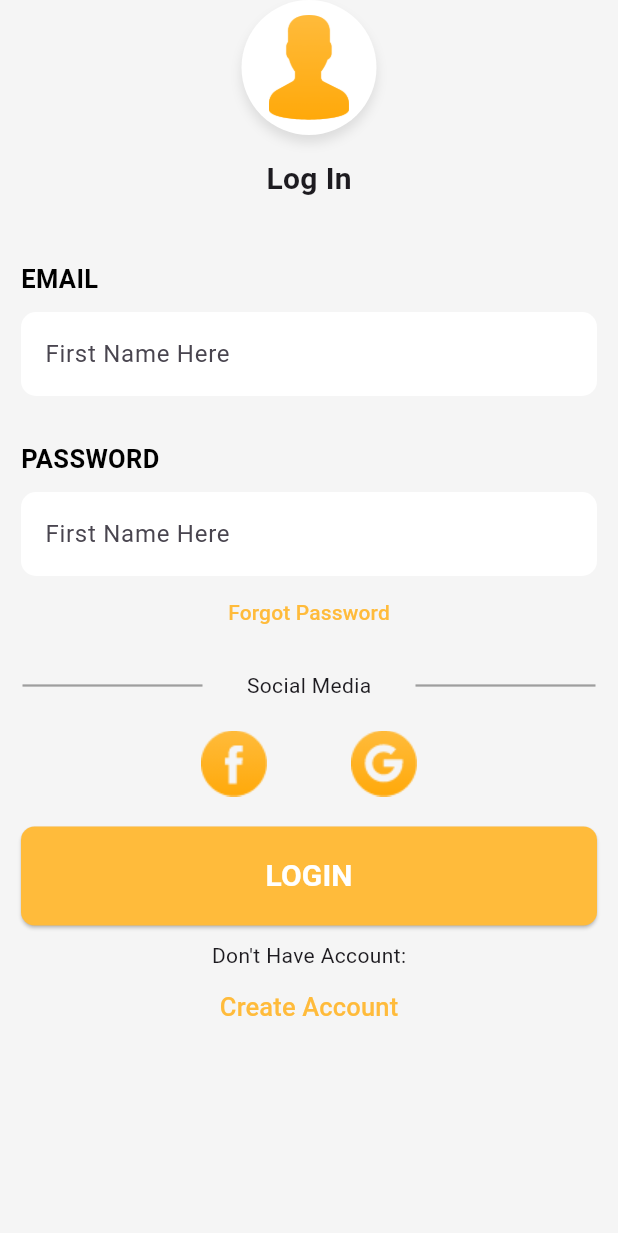
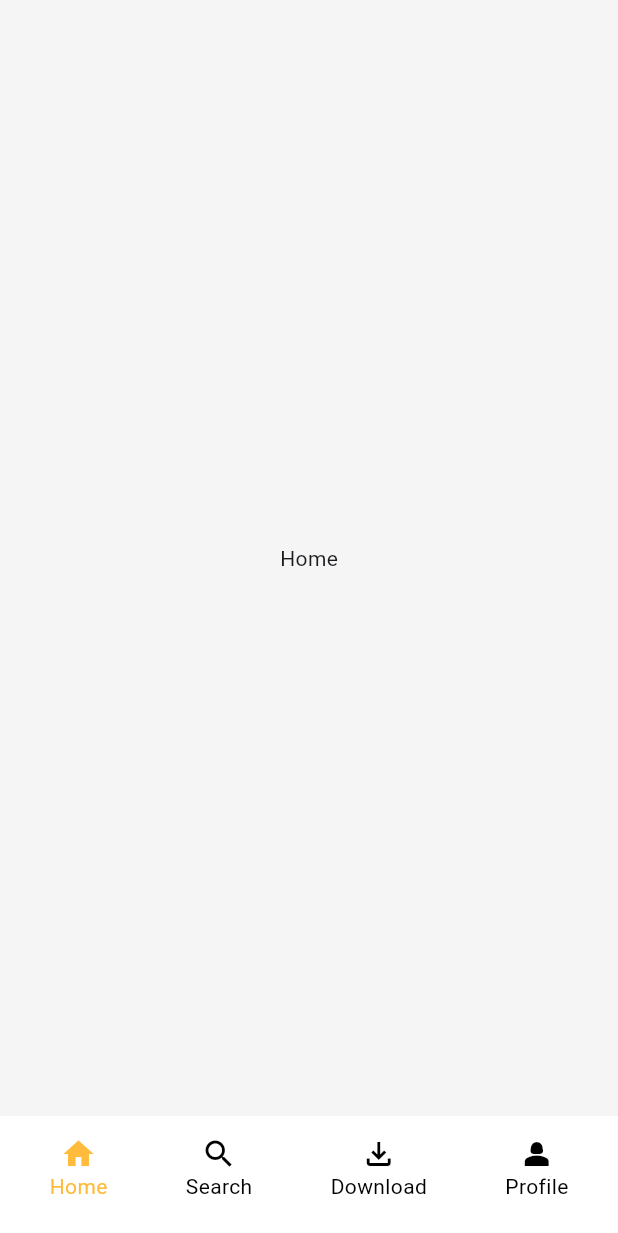
Before and after one commit to Mohammed-ElSherif/Movie-App, a Flutter app: the screen it shows after launch, after a tap on "LOGIN", on a phone screen of 412 x 824 dp. Shown: the top 1233 px of the screen. Run offline on Flutter 3.47's test engine with Material 3 defaults, Android fonts, the phone set to English and light mode, and no system bars.

Commit message:
Create BottomNavigationBar (done)

```diff
--- a/lib/features/auth/screens/login_screen.dart
+++ b/lib/features/auth/screens/login_screen.dart
@@ -2,6 +2,7 @@ import 'package:flutter/material.dart';
 import 'package:movieapp/core/color.dart';
 import 'package:movieapp/features/auth/screens/forgot_password_screen.dart';
 import 'package:movieapp/features/auth/screens/signup_secreen.dart';
+import 'package:movieapp/features/home/screen/home_screen.dart';
 
 import 'widgets/custom_button.dart';
 import 'widgets/custom_input_user.dart';
@@ -33,12 +34,14 @@ class LoginScreen extends StatelessWidget {
                       child: Column(
                     children: [
                       const CustomInputUser(
+                        hintTexts: "Email Here",
                         inputName: "EMAIL",
                       ),
                       const SizedBox(
                         height: 30,
                       ),
                       const CustomInputUser(
+                        hintTexts: "Password Here",
                         inputName: "PASSWORD",
                       ),
                     ],
@@ -63,7 +66,9 @@ class LoginScreen extends StatelessWidget {
                     height: 20,
                   ),
                   const CustomButton(
+                    navRoute: HomeScreen(),
                     inputName: "LOGIN",
+
                   ),
                   const SizedBox(
                     height: 10,
--- a/lib/features/auth/screens/widgets/custom_button.dart
+++ b/lib/features/auth/screens/widgets/custom_button.dart
@@ -2,19 +2,22 @@ import 'package:flutter/material.dart';
 import 'package:movieapp/core/color.dart';
 
 class CustomButton extends StatelessWidget {
-  const CustomButton({super.key, required this.inputName});
+  const CustomButton({super.key, required this.inputName, required this.navRoute});
   final String inputName;
+   final Widget navRoute;
   @override
   Widget build(BuildContext context) {
     return Container(
-      height: 66,
+      height: 55,
       width: 384,
       child: ElevatedButton(
         style: ElevatedButton.styleFrom(
           backgroundColor: MColor.mainColor,
           shape: RoundedRectangleBorder(borderRadius: BorderRadius.circular(9)),
         ),
-        onPressed: () {},
+        onPressed: () {
+          Navigator.of(context).push(MaterialPageRoute(builder: (context) => navRoute,));
+        },
         child: Text(
           inputName,
           style: const TextStyle(
--- a/lib/features/auth/screens/widgets/custom_input_user.dart
+++ b/lib/features/auth/screens/widgets/custom_input_user.dart
@@ -4,12 +4,14 @@ class CustomInputUser extends StatelessWidget {
   const CustomInputUser({
     super.key,
     required this.inputName,
+    required this.hintTexts,
   });
+  final String hintTexts;
   final String inputName;
   @override
   Widget build(BuildContext context) {
     return SizedBox(
-      height: 90,
+      height: 85,
       width: double.infinity,
       child: Column(
         mainAxisAlignment: MainAxisAlignment.spaceBetween,
@@ -19,13 +21,17 @@ class CustomInputUser extends StatelessWidget {
             inputName,
             style: const TextStyle(
               color: Colors.black,
-              fontSize: 17,
+              fontSize: 14,
               fontWeight: FontWeight.bold,
             ),
           ),
           TextFormField(
             decoration: InputDecoration(
-              hintText: "First Name Here",
+              contentPadding: EdgeInsets.symmetric(
+                vertical: 14,
+                horizontal: 20
+              ),
+              hintText: hintTexts,
               fillColor: Colors.white,
               filled: true,
               border: OutlineInputBorder(
--- a/lib/features/auth/screens/widgets/custom_user_auth.dart
+++ b/lib/features/auth/screens/widgets/custom_user_auth.dart
@@ -28,11 +28,11 @@ class CustomUserAuth extends StatelessWidget {
               )),
         ),
         const SizedBox(
-          height: 15,
+          height: 5,
         ),
          Text(
           textName,
-          style: TextStyle(fontSize: 20, fontWeight: FontWeight.bold),
+          style: const TextStyle(fontSize: 20, fontWeight: FontWeight.bold),
         ),
       ],
     );
--- /dev/null
+++ b/lib/features/home/screen/home_screen.dart
@@ -0,0 +1,127 @@
+import 'package:flutter/material.dart';
+import 'package:movieapp/core/color.dart';
+import 'package:movieapp/features/home/screen/logic/homeScreen_provider.dart';
+import 'package:provider/provider.dart';
+
+import 'widgets/custom-itme_bottoms.dart';
+
+class HomeScreen extends StatefulWidget {
+  const HomeScreen({super.key});
+
+  @override
+  State<HomeScreen> createState() => _HomeScreenState();
+}
+
+class _HomeScreenState extends State<HomeScreen> {
+  List<Widget> pages = [
+    Text("Home"),
+    Text("searcg"),
+    Text("Download"),
+    Text("Profile"),
+  ];
+
+  @override
+  Widget build(BuildContext context) {
+    int itemConunt = 0;
+    return Consumer<HomescreenProvider>(
+      builder: (context, homescreenProvider, child) {
+        return Scaffold(
+          body: Center(
+            child: pages[homescreenProvider.pageIndex],
+          ),
+          bottomNavigationBar: Container(
+            height: 80,
+            width: double.infinity,
+            padding: const EdgeInsets.all(13),
+            decoration: const BoxDecoration(
+              color: Colors.white,
+            ),
+            child: Padding(
+              padding: const EdgeInsets.symmetric(horizontal: 20),
+              child: Row(
+                mainAxisAlignment: MainAxisAlignment.spaceBetween,
+                children: [
+                  CustomItemBottoms(
+                    iconIrtem: Icon(
+                      Icons.home,
+                      color: homescreenProvider.pageIndex == 0
+                          ? MColor.mainColor
+                          : Colors.black,
+                    ),
+                    textItem: Text(
+                      "Home",
+                    style: TextStyle(
+                          color: homescreenProvider.pageIndex == 0
+                              ? MColor.mainColor
+                              : Colors.black,
+                        ),),
+                    onTap: () {
+                      homescreenProvider.pageIndex = 0;
+                    },
+                  ),
+                  CustomItemBottoms(
+                      iconIrtem: Icon(
+                        Icons.search,
+                        color: homescreenProvider.pageIndex == 1
+                            ? MColor.mainColor
+                            : Colors.black,
+                      ),
+                      textItem: Text(
+                        "Search",
+                        style: TextStyle(
+                          color: homescreenProvider.pageIndex == 1
+                              ? MColor.mainColor
+                              : Colors.black,
+                        ),
+                      ),
+                      onTap: () {
+                        homescreenProvider.pageIndex = 1;
+                      }),
+                  CustomItemBottoms(
+                      iconIrtem: Icon(
+                        Icons.file_download_outlined,
+                        color: homescreenProvider.pageIndex == 2
+                            ? MColor.mainColor
+                            : Colors.black,
+                      ),
+                      textItem: Text(
+                        "Download",
+                        style: TextStyle(
+                          color: homescreenProvider.pageIndex == 2
+                              ? MColor.mainColor
+                              : Colors.black,
+                        ),
+                      ),
+                      onTap: () {
+
+                        homescreenProvider.pageIndex = 2;
+                      }),
+                  //
+                  CustomItemBottoms(
+                      iconIrtem: Icon(
+
+                        Icons.person_2_sharp,
+                        color: homescreenProvider.pageIndex == 3
+                            ? MColor.mainColor
+                            : Colors.black,
+                      ),
+                      textItem: Text(
+                        "Profile",
+                        style: TextStyle(
+                          color: homescreenProvider.pageIndex == 3
+                              ? MColor.mainColor
+                              : Colors.black,
+                        ),
+                      ),
+                      onTap: () {
+                        homescreenProvider.pageIndex = 3;
+                      }),
+                ],
+              ),
+            ),
+          ),
+        );
+      },
+    );
+  }
+}
--- /dev/null
+++ b/lib/features/home/screen/logic/homeScreen_provider.dart
@@ -0,0 +1,11 @@
+import 'package:flutter/material.dart';
+
+class HomescreenProvider extends ChangeNotifier {
+  int _pageIndex = 0;
+  int get pageIndex => _pageIndex;
+  set pageIndex(int newIndex) {
+    _pageIndex = newIndex;
+    notifyListeners();
+  }
+
+}
--- /dev/null
+++ b/lib/features/home/screen/widgets/custom-itme_bottoms.dart
@@ -0,0 +1,26 @@
+
+import 'package:flutter/material.dart';
+import 'package:movieapp/core/color.dart';
+import 'package:movieapp/features/home/screen/logic/homeScreen_provider.dart';
+import 'package:provider/provider.dart';
+
+class CustomItemBottoms extends StatelessWidget {
+  const CustomItemBottoms({super.key, required this.iconIrtem, required this.textItem, this.onTap});
+ final Widget iconIrtem ;
+ final Widget textItem;
+ final void Function()? onTap ;
+  @override
+  Widget build(BuildContext context) {
+
+      return GestureDetector(
+      onTap: onTap,
+      child: Column(
+        children: [
+          iconIrtem,
+          textItem ,
+        ],
+      ),
+    );
+
+  }
+}
--- a/lib/main.dart
+++ b/lib/main.dart
@@ -1,9 +1,11 @@
 import 'package:flutter/material.dart';
 import 'package:movieapp/core/themes.dart';
+import 'package:movieapp/features/home/screen/logic/homeScreen_provider.dart';
+import 'package:provider/provider.dart';
 import 'package:movieapp/features/auth/screens/login_screen.dart';
 
 void main() {
-  runApp(const MyApp());
+  runApp( const MyApp());
 }
 
 class MyApp extends StatelessWidget {
@@ -11,11 +13,15 @@ class MyApp extends StatelessWidget {
 
   @override
   Widget build(BuildContext context) {
-    return MaterialApp(
+    return MultiProvider(providers: [
+       ChangeNotifierProvider(create: (context) => HomescreenProvider(),)
+    ],builder: (context, child) {
+       return MaterialApp(
       debugShowCheckedModeBanner: false,
        theme: MThemes.lightTheme,
        darkTheme: MThemes.darkTheme,
        home:  const LoginScreen(),
     );
+    },);
   }
 }
--- a/pubspec.yaml
+++ b/pubspec.yaml
@@ -35,6 +35,8 @@ dependencies:
   # The following adds the Cupertino Icons font to your application.
   # Use with the CupertinoIcons class for iOS style icons.
   cupertino_icons: ^1.0.6
+  provider: ^6.1.2
+  flutter_screenutil: ^5.9.3
 
 dev_dependencies:
   flutter_test:
```
Also changed, not shown: lib/features/auth/screens/forgot_password_screen.dart (+10 -32 lines), lib/features/auth/screens/signup_secreen.dart (+10 -1 lines), lib/features/auth/screens/widgets/custom_back_button.dart (added, +25 -0 lines), pubspec.lock.
